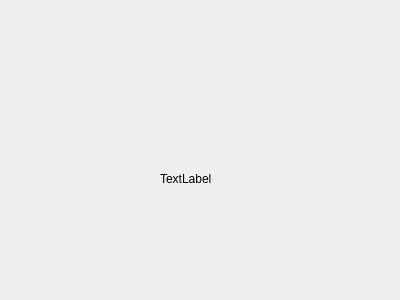
albertlauncher/albert, file src/services/applicationindex/appindexwidget.ui: the form before one commit.
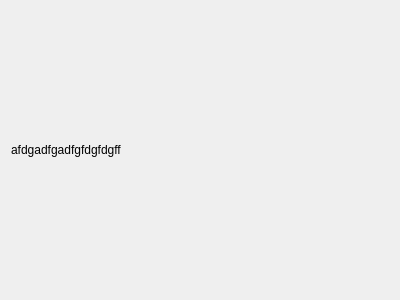
The form after the commit.

What changed in the file:
```diff
--- a/src/services/applicationindex/appindexwidget.ui
+++ b/src/services/applicationindex/appindexwidget.ui
@@ -10,19 +10,15 @@
     <height>300</height>
    </rect>
   </property>
+  <layout class="QHBoxLayout" name="horizontalLayout">
+   <item>
   <widget class="QLabel" name="label">
-   <property name="geometry">
-    <rect>
-     <x>160</x>
-     <y>170</y>
-     <width>72</width>
-     <height>18</height>
-    </rect>
-   </property>
    <property name="text">
-    <string>TextLabel</string>
-   </property>
-  </widget>
+      <string>afdgadfgadfgfdgfdgff</string>
+     </property>
+    </widget>
+   </item>
+  </layout>
  </widget>
  <resources/>
  <connections/>
```
Lines whose indentation alone changed are shown as unchanged.
